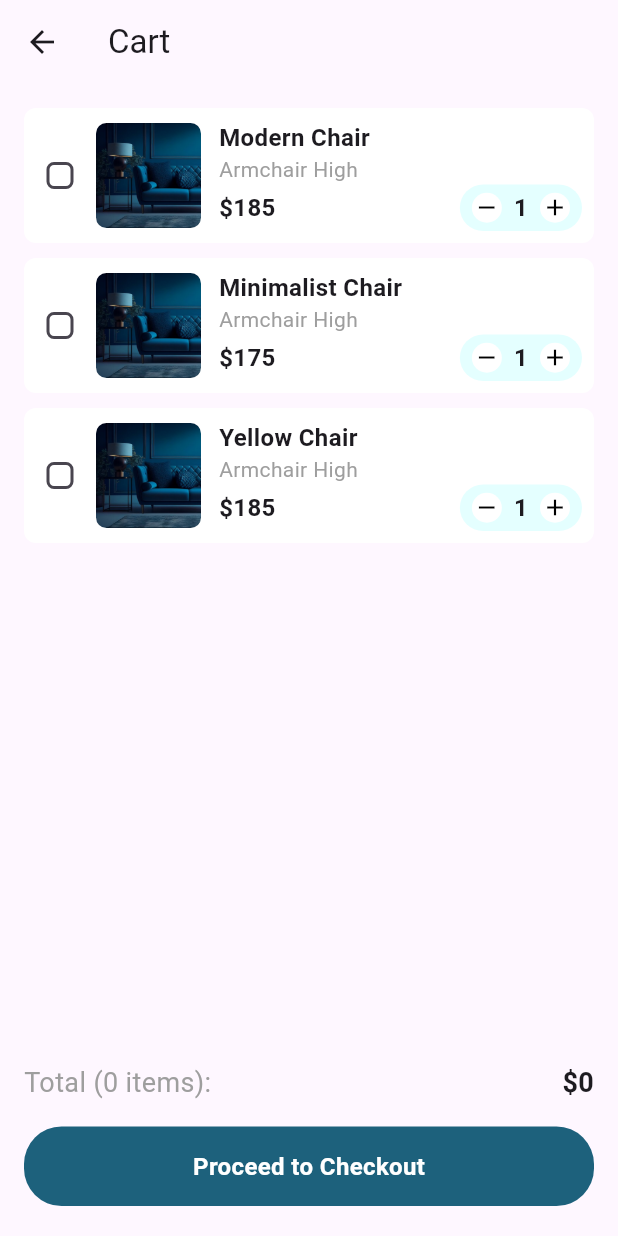
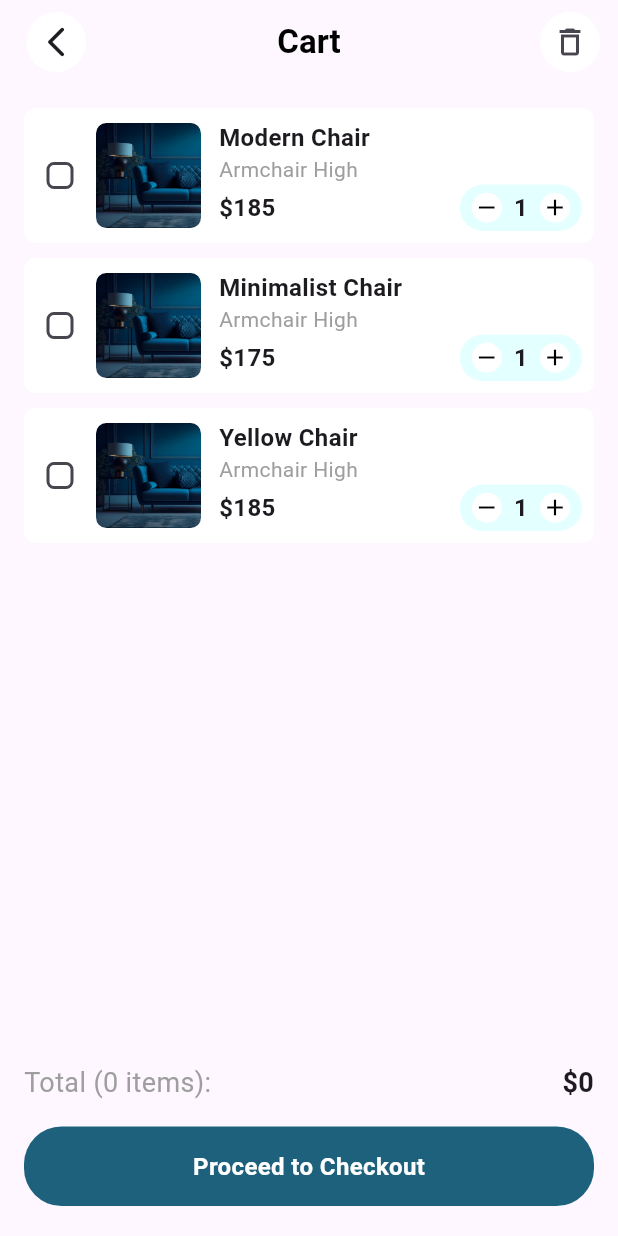
Before and after one commit to Huseinaz/furniture-app, a Flutter app: the CartPage screen opened directly, on a phone screen of 412 x 824 dp. Run offline on Flutter 3.47's test engine with Material 3 defaults, Android fonts, the phone set to English and light mode, and no system bars.

Commit message:
Edit AppBar

```diff
--- a/lib/pages/cart_page.dart
+++ b/lib/pages/cart_page.dart
@@ -57,7 +57,41 @@ class _CartPageState extends State<CartPage> {
   Widget build(BuildContext context) {
     return Scaffold(
       appBar: AppBar(
-        title: const Text('Cart'),
+        leadingWidth: 75,
+        leading: Padding(
+          padding: const EdgeInsets.all(8),
+          child: Container(
+            decoration: const BoxDecoration(
+              shape: BoxShape.circle,
+              color: Colors.white,
+            ),
+            child: IconButton(
+              icon: const Icon(Icons.arrow_back_ios_new_rounded),
+              onPressed: () {
+                Navigator.pushNamed(context, '/home');
+              },
+            ),
+          ),
+        ),
+        title: const Text('Cart',
+            style: TextStyle(color: Colors.black, fontWeight: FontWeight.bold)),
+        centerTitle: true,
+        actions: [
+          Padding(
+            padding: const EdgeInsets.all(8),
+            child: Container(
+              decoration: const BoxDecoration(
+                shape: BoxShape.circle,
+                color: Colors.white,
+              ),
+              child: IconButton(
+                icon: const Icon(Icons.delete_outlined),
+                onPressed: () {},
+              ),
+            ),
+          ),
+        ],
+        backgroundColor: Colors.transparent,
       ),
       body: ListView.builder(
         padding: const EdgeInsets.all(16),
```
